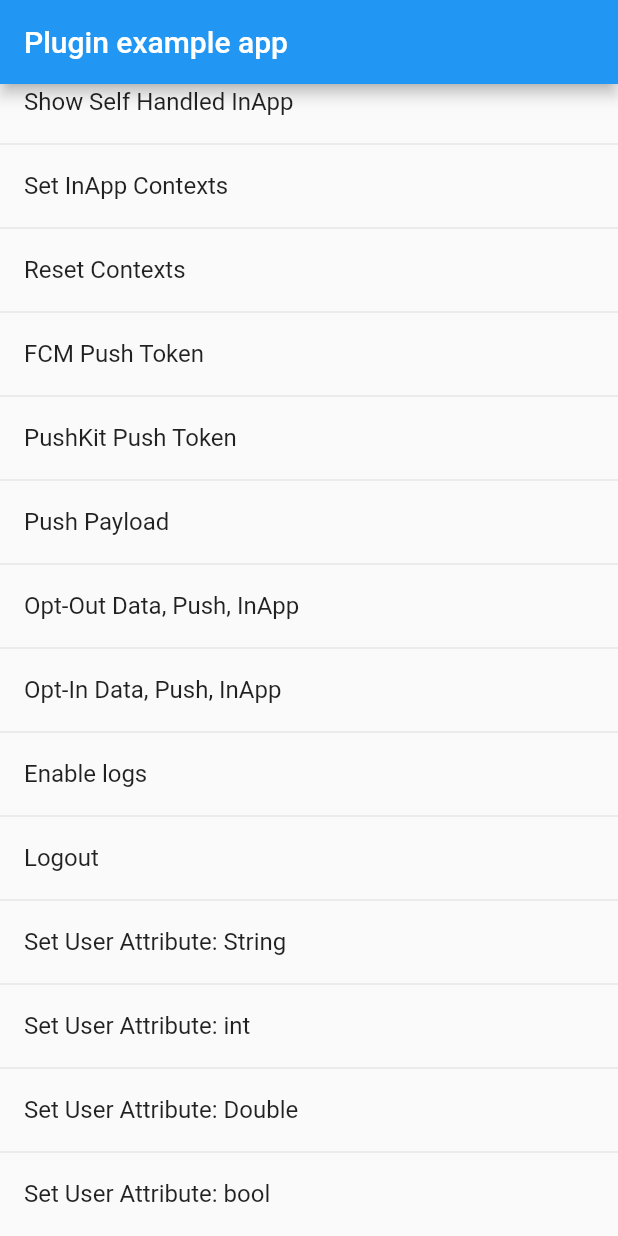
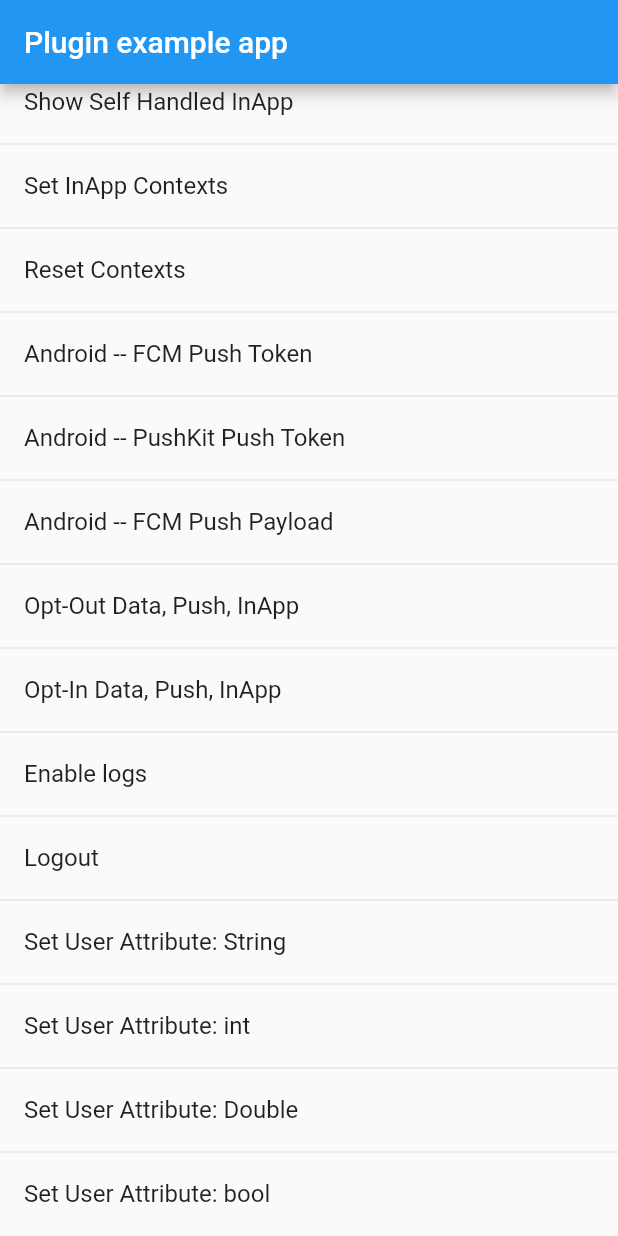
Before and after one commit to moengage/Flutter-SDK, a Flutter app: the screen it shows after launch, scrolled down 1136 dp, on a phone screen of 412 x 824 dp. Run offline on Flutter 3.47's test engine with Material 2 defaults, Android fonts, the light colour scheme and no system bars; our stand-ins replace firebase_messaging; missing offline and left inert: huawei_push; accounts and stored records are empty.

Commit message:
android specific: notification queuing when app in background, sample app verbose fix

```diff
--- a/example/lib/main.dart
+++ b/example/lib/main.dart
@@ -275,7 +275,7 @@ class _MyAppState extends State<MyApp> {
                     _moengagePlugin.resetCurrentContext();
                   }),
               new ListTile(
-                  title: Text("FCM Push Token"),
+                  title: Text("Android -- FCM Push Token"),
                   onTap: () {
                     // Token passed here is just for illustration purposes. Please pass the actual token instead.
 //                    _moengagePlugin.passFCMPushToken("cqMGhuQQGBY:APA91bH60NbbAsXXD3FUnrXpyE2b8eO7s7JRR9GIZDqpGC9xw3ZEUBTjxxKcTZc964QALHE7CFN-FVmjn35vd89GXbAxAR66XbVtm9ZkH72ah1IkZDcqxQZZP7jiK88tFKv1ijawDaqJfLqTG4R3xKE:APA91bFAK6wdFfXsJv-qxfElcE4X4prFNVK0-YfL6bN-5hVaaQwE35p-GZoUfhOOqxrN_J1lwiYF16q0DXzjcGcIuSPaJHwpO7zAaqQa9Oihm4_2SPLpBRj6Y8TQg9e53SjH78KYfsMX");
@@ -285,14 +285,14 @@ class _MyAppState extends State<MyApp> {
                     });
                   }),
               new ListTile(
-                  title: Text("PushKit Push Token"),
+                  title: Text("Android -- PushKit Push Token"),
                   onTap: () {
                     // Token passed here is just for illustration purposes. Please pass the actual token instead.
 //                    _moengagePlugin.passPushKitPushToken("cqMGhuQQGBY:APA91bH60NbbAsXXD3FUnrXpyE2b8eO7s7JRR9GIZDqpGC9xw3ZEUBTjxxKcTZc964QALHE7CFN-FVmjn35vd89GXbAxAR66XbVtm9ZkH72ah1IkZDcqxQZZP7jiK88tFKv1ijawDaqJfLqTG4R3xKE:APA91bFAK6wdFfXsJv-qxfElcE4X4prFNVK0-YfL6bN-5hVaaQwE35p-GZoUfhOOqxrN_J1lwiYF16q0DXzjcGcIuSPaJHwpO7zAaqQa9Oihm4_2SPLpBRj6Y8TQg9e53SjH78KYfsMX");
                     Push.getToken();
                   }),
               new ListTile(
-                  title: Text("Push Payload"),
+                  title: Text("Android -- FCM Push Payload"),
                   onTap: () {
                     // this payload is only for illustration purpose. Please pass the actual push payload.
                     var pushPayload = Map<String, String>();
```
Also changed, not shown: 2 other files.
